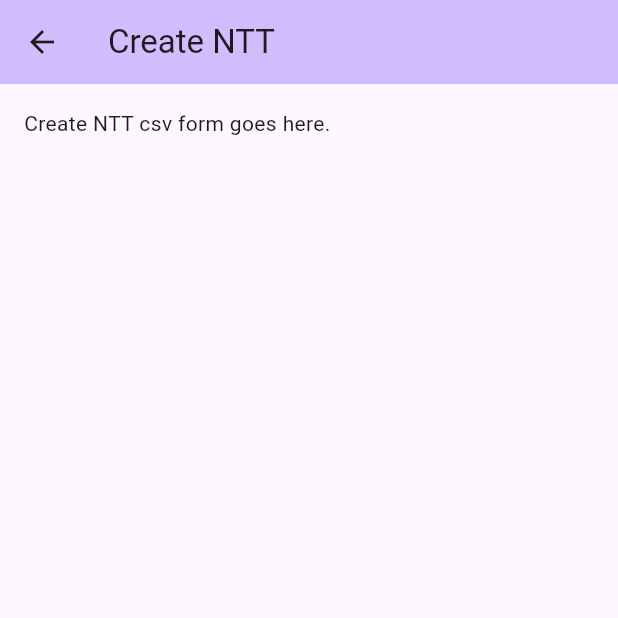
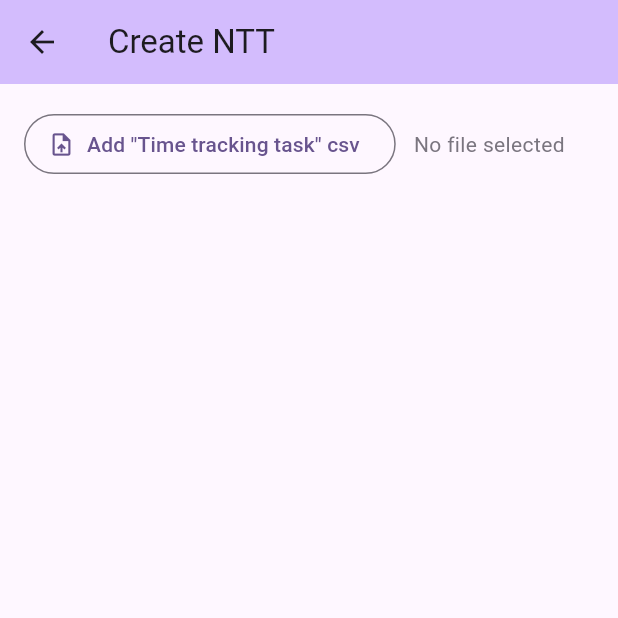
Before and after one commit to dnnyg33/red_tail_ridge_office, a Flutter app: the CreateNttView screen opened directly, on a phone screen of 412 x 824 dp, the top half of it. Run offline on Flutter 3.47's test engine with Material 3 defaults, Android fonts, the phone set to English and light mode, and no system bars; our stand-ins replace csv, equatable, file_picker, flutter_bloc, freezed_annotation; missing offline and left inert: flutter_utils.

Commit message:
Refactor payroll preparation and NTT creation logic to use `AsyncOperation` and `PlatformFile`
- Add `flutter_utils` dependency for `AsyncOperation` state management
- Update `PreparePayrollBloc` and `CreateNttBloc` to handle file selection using `PlatformFile` instead of separate name/path/bytes fields
- Refactor `PreparePayrollState` to track `workerRows` using `AsyncOperation` for better loading and error state handling
- Implement `_TimeTrackingTaskFileField` in `CreateNttPage` to allow CSV file selection
- Update `PreparePayrollPage` to use the new file selection logic and display loading/error states via `AsyncOperation`
- Define `TaskRow` model in `CreateNttState` for NTT creation tracking
- Regenerate Freezed files for updated BLoC events and states

```diff
--- a/lib/payroll/bloc/create_ntt_event.dart
+++ b/lib/payroll/bloc/create_ntt_event.dart
@@ -3,4 +3,10 @@ part of 'create_ntt_bloc.dart';
 @freezed
 sealed class CreateNttEvent with _$CreateNttEvent {
   const factory CreateNttEvent.started() = CreateNttStarted;
+
+  const factory CreateNttEvent.timeTrackingTaskFileSelected({
+    required String fileName,
+    String? filePath,
+    Uint8List? bytes,
+  }) = CreateNttTimeTrackingTaskFileSelected;
 }
--- a/lib/payroll/bloc/create_ntt_state.dart
+++ b/lib/payroll/bloc/create_ntt_state.dart
@@ -6,5 +6,23 @@ enum CreateNttStatus { initial, ready }
 abstract class CreateNttState with _$CreateNttState {
   const factory CreateNttState({
     @Default(CreateNttStatus.initial) CreateNttStatus status,
+    String? timeTrackingTaskFileName,
+    String? timeTrackingTaskFilePath,
+    Uint8List? timeTrackingTaskBytes,
+    @Default([]) List<TaskRow> workerRows,
   }) = _CreateNttState;
 }
+
+
+@freezed
+sealed class TaskRow with _$TaskRow {
+  const factory TaskRow({
+    required String name,
+    required String date,
+    required String clockIn,
+    required String clockOut,
+    required String shiftTotalTime,
+    required int propertyChanges,
+    required int proposedNTT,
+  }) = _TaskRow;
+}
--- a/lib/payroll/view/create_ntt_page.dart
+++ b/lib/payroll/view/create_ntt_page.dart
@@ -1,3 +1,4 @@
+import 'package:file_picker/file_picker.dart';
 import 'package:flutter/material.dart';
 import 'package:flutter_bloc/flutter_bloc.dart';
 
@@ -27,8 +28,67 @@ class CreateNttView extends StatelessWidget {
       ),
       body: const Padding(
         padding: EdgeInsets.all(16),
-        child: Text('Create NTT csv form goes here.'),
+        child: Column(
+          crossAxisAlignment: CrossAxisAlignment.start,
+          children: [
+            _TimeTrackingTaskFileField(),
+          ],
+        ),
       ),
     );
   }
 }
+
+class _TimeTrackingTaskFileField extends StatelessWidget {
+  const _TimeTrackingTaskFileField();
+
+  @override
+  Widget build(BuildContext context) {
+    final theme = Theme.of(context);
+    return BlocBuilder<CreateNttBloc, CreateNttState>(
+      buildWhen: (prev, curr) =>
+          prev.timeTrackingTaskFileName != curr.timeTrackingTaskFileName,
+      builder: (context, state) {
+        return Row(
+          children: [
+            OutlinedButton.icon(
+              onPressed: () => _pickFile(context),
+              icon: const Icon(Icons.upload_file),
+              label: const Text('Add "Time tracking task" csv'),
+            ),
+            const SizedBox(width: 12),
+            Expanded(
+              child: Text(
+                state.timeTrackingTaskFileName ?? 'No file selected',
+                style: theme.textTheme.bodyMedium?.copyWith(
+                  color: state.timeTrackingTaskFileName == null
+                      ? theme.colorScheme.outline
+                      : theme.colorScheme.onSurface,
+                ),
+                overflow: TextOverflow.ellipsis,
+              ),
+            ),
+          ],
+        );
+      },
+    );
+  }
+
+  Future<void> _pickFile(BuildContext context) async {
+    final bloc = context.read<CreateNttBloc>();
+    final result = await FilePicker.platform.pickFiles(
+      type: FileType.custom,
+      allowedExtensions: const ['csv'],
+      withData: true,
+    );
+    if (result == null || result.files.isEmpty) return;
+    final picked = result.files.single;
+    bloc.add(
+      CreateNttTimeTrackingTaskFileSelected(
+        fileName: picked.name,
+        filePath: picked.path,
+        bytes: picked.bytes,
+      ),
+    );
+  }
+}
--- a/pubspec.yaml
+++ b/pubspec.yaml
@@ -39,6 +39,10 @@ dependencies:
   freezed_annotation: ^3.0.0
   file_picker: ^8.1.4
   csv: ^6.0.0
+  flutter_utils:
+    git:
+      url: git@github.com:dnnyg33/flutter_utils.git
+      ref: main
 
 dev_dependencies:
   flutter_test:
```
Also changed, not shown: lib/payroll/bloc/create_ntt_bloc.dart (+16 -0 lines), lib/payroll/bloc/prepare_payroll_bloc.dart (+13 -23 lines), lib/payroll/bloc/prepare_payroll_event.dart (+6 -10 lines), lib/payroll/bloc/prepare_payroll_state.dart (+10 -15 lines), lib/payroll/view/prepare_payroll_page.dart (+37 -68 lines), lib/payroll/bloc/create_ntt_bloc.freezed.dart, lib/payroll/bloc/prepare_payroll_bloc.freezed.dart, pubspec.lock.
